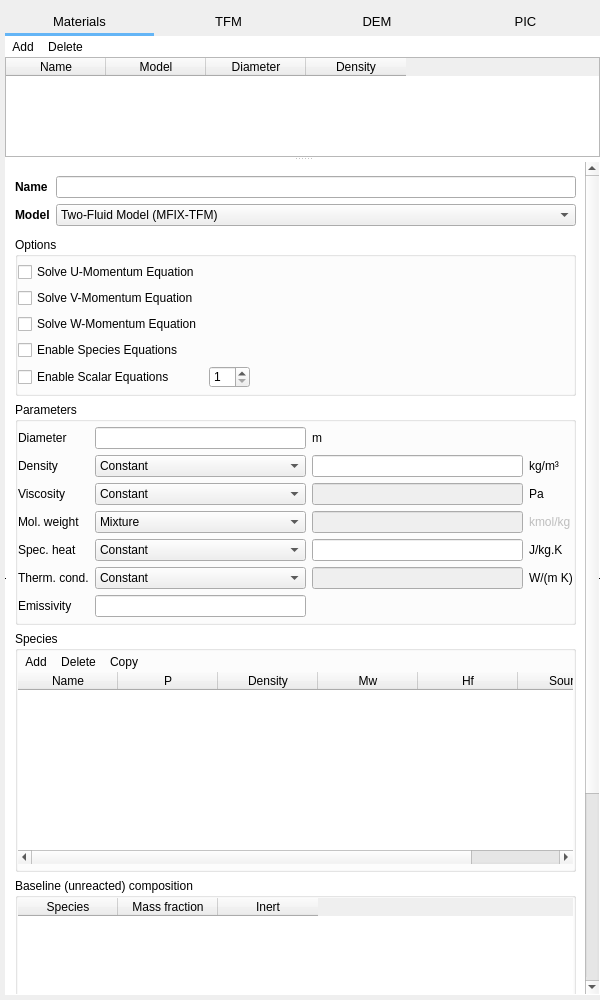
Before: the Qt Designer form gui/uifiles/solids.ui in truongd8593/mfix, drawn with Qt 5.
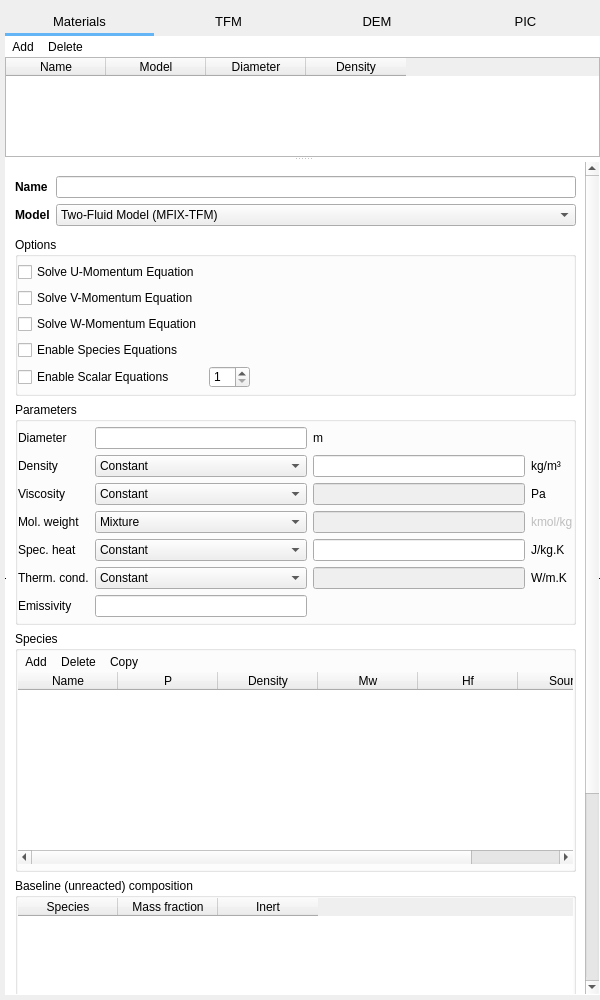
After: the same form once the commit is applied. Custom widgets are drawn as their Qt base class.

Commit message: do not use parens in units labels

The edit to the form file:
```diff
--- a/gui/uifiles/solids.ui
+++ b/gui/uifiles/solids.ui
@@ -925,7 +925,7 @@
                <item row="5" column="3">
                 <widget class="QLabel" name="label_k_s0_units">
                  <property name="text">
-                  <string>W/(m K)</string>
+                  <string>W/m.K</string>
                  </property>
                 </widget>
                </item>
```
The commit also changes 1 other file.
